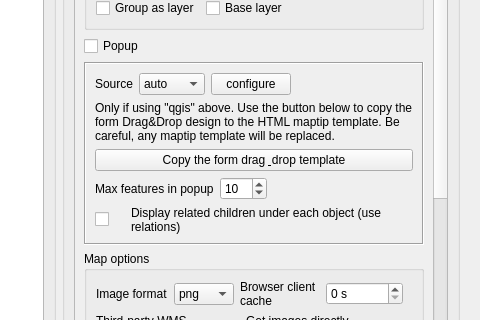
The window that lizmap/resources/ui/ui_lizmap.ui (3liz/lizmap-plugin) describes before a commit, drawn with Qt 5; both pictures show x 504 to 984 and y 306 to 626 of the 984 by 709 pixel window.
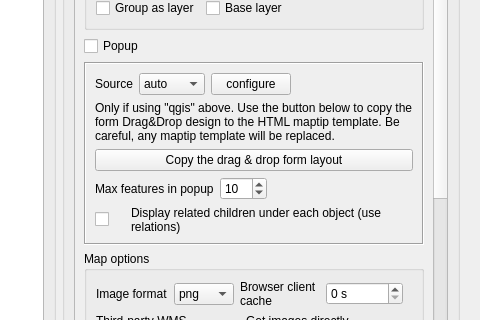
The same window after the commit. The open tabs and pages were chosen to show the change. Custom widgets are drawn as their Qt base class.

Commit message: UI - fix display of the drag and drop form button

The edit to the form file:
```diff
--- a/lizmap/resources/ui/ui_lizmap.ui
+++ b/lizmap/resources/ui/ui_lizmap.ui
@@ -1191,7 +1191,7 @@
                          <item>
                           <widget class="QPushButton" name="btQgisPopupFromForm">
                            <property name="text">
-                            <string>Copy the form drag &amp; drop template</string>
+                            <string>Copy the drag &amp;&amp; drop form layout</string>
                            </property>
                           </widget>
                          </item>
```
